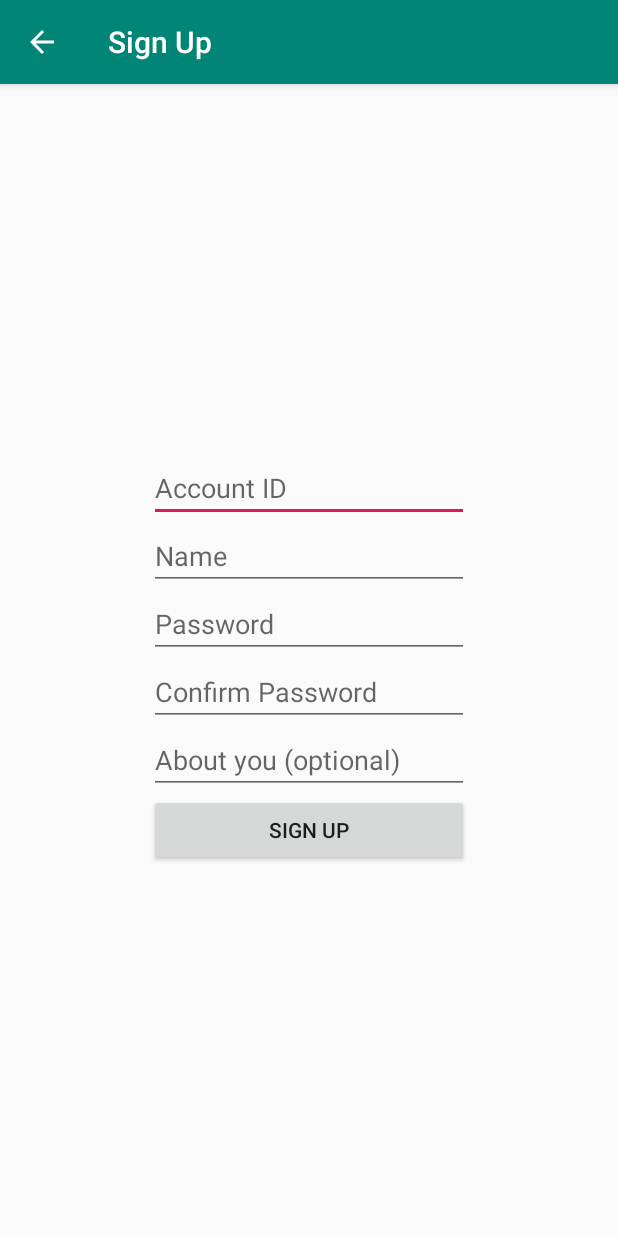
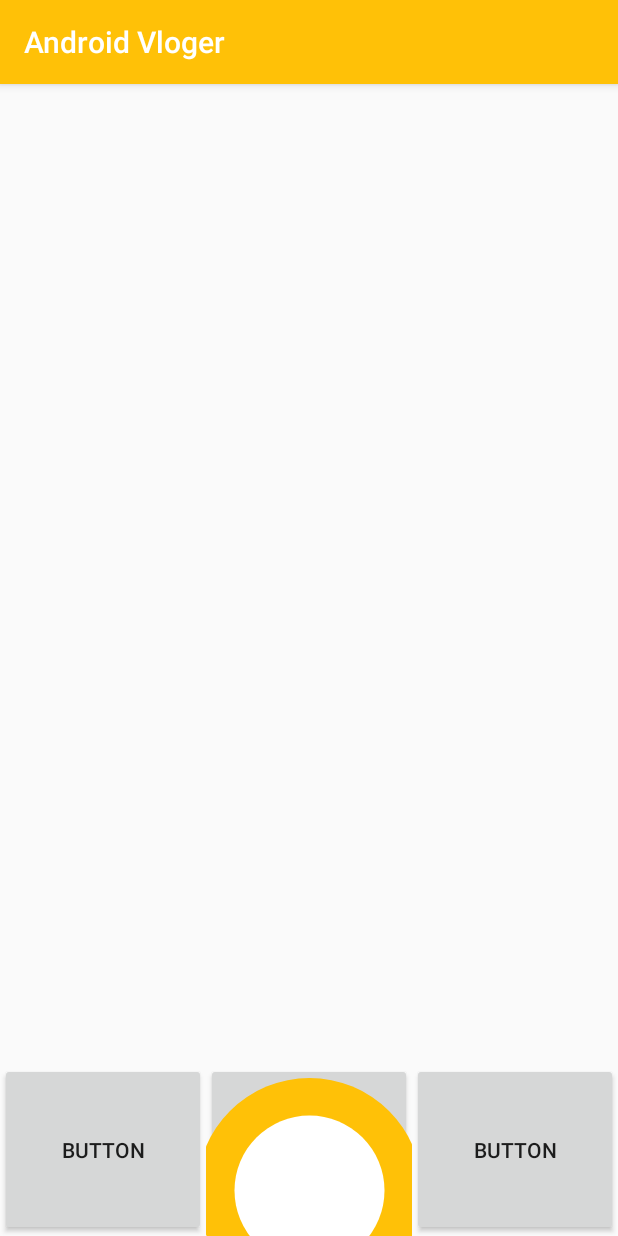
Before and after one commit to ls4154/Android-Vloger, an Android app: the screen it shows after launch (SignupActivity before the commit, MainActivity after it), on a phone screen of 412 x 824 dp. Run offline under Robolectric (Android 15) with nearby library versions, the phone set to English and light mode, and no system bars; 1 statement that could not run was skipped.

Commit message:
6월 4일 commit

```diff
--- a/app/src/main/java/com/example/androidvloger/MainActivity.java
+++ b/app/src/main/java/com/example/androidvloger/MainActivity.java
@@ -30,12 +30,7 @@ public class MainActivity extends AppCompatActivity {
     protected void onCreate(Bundle savedInstanceState) {
         super.onCreate(savedInstanceState);
         setContentView(R.layout.activity_main);
-
         recyclerView = (RecyclerView)findViewById(R.id.recyclerView);
-        adapter = new TimelineAdapter(new ArrayList<TimelineAdapter.ThumbItem>());
-        recyclerView.setLayoutManager(new LinearLayoutManager(this));
-        recyclerView.setAdapter(adapter);
-
 
         //vv = findViewById(R.id.vv1);
         //MediaController controller = new MediaController(this);
@@ -72,10 +67,11 @@ public class MainActivity extends AppCompatActivity {
     @Override
     protected void onResume() {
         super.onResume();
+        /*
         if (userId == null) { // 로그인 되어 있지 않으면
-            Intent intent = new Intent(getBaseContext(), SignupActivity.class); //
+            Intent intent = new Intent(getBaseContext(), SignupActivity.class);
             startActivityForResult(intent, 1111);
-        }
+        }*/
     }
 
     public void initPlayer() {
@@ -88,4 +84,12 @@ public class MainActivity extends AppCompatActivity {
     public void stopPlayer() {
         vv.stopPlayback();
     }
+
+    void refreshTimeline(){
+        // TODO
+        // new TimelineAdapter에 들어가는 데이터 데베에서 받아온걸로 바꿔야함
+        adapter = new TimelineAdapter(new ArrayList<TimelineAdapter.ThumbItem>());
+        recyclerView.setLayoutManager(new LinearLayoutManager(this));
+        recyclerView.setAdapter(adapter);
+    }
 }
--- /dev/null
+++ b/app/src/main/res/drawable/doublecircle.xml
@@ -0,0 +1,21 @@
+<?xml version="1.0" encoding="utf-8"?>
+<layer-list xmlns:android="http://schemas.android.com/apk/res/android">
+    <!-- Larger blue circle in back -->
+    <item>
+        <shape android:shape="oval">
+            <solid android:color="@color/colorPrimary"/>
+            <size
+                android:width="150dp"
+                android:height="150dp"/>
+        </shape>
+    </item>
+    <!-- Smaller red circle in front -->
+    <item>
+        <shape android:shape="oval">
+            <!-- transparent stroke = larger_circle_size - smaller_circle_size -->
+            <stroke android:color="@android:color/transparent"
+                android:width="50dp"/>
+            <solid android:color="#ffffff"/>
+        </shape>
+    </item>
+</layer-list>
--- a/app/src/main/res/layout/activity_main.xml
+++ b/app/src/main/res/layout/activity_main.xml
@@ -6,21 +6,49 @@
     android:layout_height="match_parent"
     tools:context=".MainActivity">
 
-
-    <TextView
-        android:id="@+id/tv_test"
-        android:layout_width="wrap_content"
-        android:layout_height="wrap_content"
-        android:text="TextView"
-
-        app:layout_constraintEnd_toEndOf="parent"
-        app:layout_constraintStart_toStartOf="parent"
-        app:layout_constraintTop_toTopOf="parent" />
-
     <android.support.v7.widget.RecyclerView
         android:id="@+id/recyclerView"
-        android:layout_width="match_parent"
-        android:layout_height="match_parent"
+        android:layout_width="0dp"
+        android:layout_height="0dp"
+        app:layout_constraintTop_toTopOf="parent"
+        app:layout_constraintBottom_toTopOf="@id/buttonTimeline"
+        app:layout_constraintStart_toStartOf="parent"
+        app:layout_constraintEnd_toEndOf="parent"
+        app:layout_constraintHeight_percent=".85"
+        />
+
+    <Button
+        android:id="@+id/buttonTimeline"
+        android:layout_width="0dp"
+        android:layout_height="0dp"
+        android:text="Button"
+        app:layout_constraintTop_toBottomOf="@+id/recyclerView"
         app:layout_constraintBottom_toBottomOf="parent"
-        app:layout_constraintTop_toTopOf="@id/tv_test" />
+        app:layout_constraintStart_toStartOf="parent"
+        app:layout_constraintEnd_toStartOf="@id/buttonUpload"
+        />
+
+    <Button
+        android:id="@+id/buttonUpload"
+        android:layout_width="0dp"
+        android:layout_height="0dp"
+        android:text="Button"
+        android:drawableTop="@drawable/doublecircle"
+        android:scaleType="fitXY"
+        app:layout_constraintTop_toBottomOf="@+id/recyclerView"
+        app:layout_constraintBottom_toBottomOf="parent"
+        app:layout_constraintStart_toEndOf="@id/buttonTimeline"
+        app:layout_constraintEnd_toStartOf="@id/buttonNoti"
+        />
+
+    <Button
+        android:id="@+id/buttonNoti"
+        android:layout_width="0dp"
+        android:layout_height="0dp"
+        android:text="Button"
+        app:layout_constraintTop_toBottomOf="@+id/recyclerView"
+        app:layout_constraintBottom_toBottomOf="parent"
+        app:layout_constraintStart_toEndOf="@id/buttonUpload"
+        app:layout_constraintEnd_toEndOf="parent"
+        />
 </android.support.constraint.ConstraintLayout>
--- a/app/src/main/res/values/colors.xml
+++ b/app/src/main/res/values/colors.xml
@@ -1,6 +1,6 @@
 <?xml version="1.0" encoding="utf-8"?>
 <resources>
-    <color name="colorPrimary">#008577</color>
-    <color name="colorPrimaryDark">#00574B</color>
-    <color name="colorAccent">#D81B60</color>
+    <color name="colorPrimary">#FFC107</color>
+    <color name="colorPrimaryDark">#E98105</color>
+    <color name="colorAccent">#CC56F5</color>
 </resources>
```
Also changed, not shown: 1 other file.
